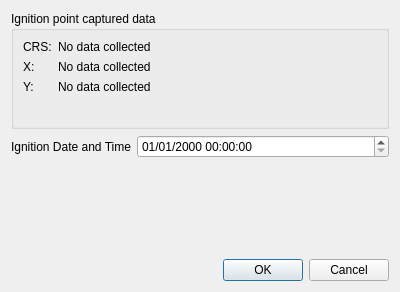
The window that src/gisfire_spread_simulation/ui/dialogs/ignition_datetime.ui (JaumeFigueras/GisFIRE-SpreadSimulation) describes before a commit, drawn with Qt 5.
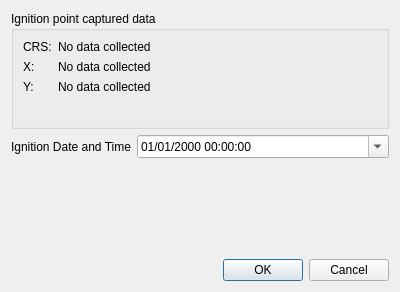
The same window after the commit.

Diff of the .ui file:
```diff
--- a/src/gisfire_spread_simulation/ui/dialogs/ignition_datetime.ui
+++ b/src/gisfire_spread_simulation/ui/dialogs/ignition_datetime.ui
@@ -91,6 +91,12 @@
          <property name="displayFormat">
           <string>dd/MM/yyyy HH:mm:ss</string>
          </property>
+         <property name="calendarPopup">
+          <bool>true</bool>
+         </property>
+         <property name="timeSpec">
+          <enum>Qt::LocalTime</enum>
+         </property>
         </widget>
        </item>
       </layout>
```
